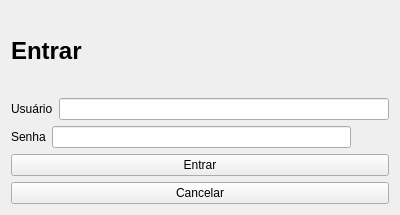
The window that clinica_cpp/janela_entrar.ui (juander/Projeto_CPP) describes before a commit, drawn with Qt 5.
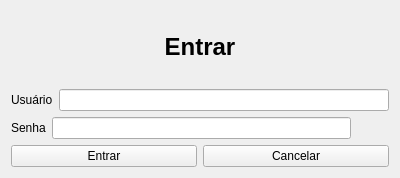
The same window after the commit. Icons and pictures are not drawn.

```diff
--- a/clinica_cpp/janela_entrar.ui
+++ b/clinica_cpp/janela_entrar.ui
@@ -7,7 +7,7 @@
     <x>0</x>
     <y>0</y>
     <width>400</width>
-    <height>215</height>
+    <height>178</height>
    </rect>
   </property>
   <property name="windowTitle">
@@ -19,23 +19,10 @@
      <item>
       <widget class="QLabel" name="label_3">
        <property name="text">
-        <string>&lt;html&gt;&lt;head/&gt;&lt;body&gt;&lt;p&gt;&lt;span style=&quot; font-size:18pt; font-weight:700;&quot;&gt;Entrar&lt;/span&gt;&lt;/p&gt;&lt;/body&gt;&lt;/html&gt;</string>
+        <string>&lt;html&gt;&lt;head/&gt;&lt;body&gt;&lt;p align=&quot;center&quot;&gt;&lt;span style=&quot; font-size:18pt; font-weight:700;&quot;&gt;Entrar&lt;/span&gt;&lt;/p&gt;&lt;/body&gt;&lt;/html&gt;</string>
        </property>
       </widget>
      </item>
-     <item>
-      <spacer name="horizontalSpacer">
-       <property name="orientation">
-        <enum>Qt::Orientation::Horizontal</enum>
-       </property>
-       <property name="sizeHint" stdset="0">
-        <size>
-         <width>40</width>
-         <height>20</height>
-        </size>
-       </property>
-      </spacer>
-     </item>
     </layout>
    </item>
    <item>
@@ -90,7 +77,7 @@
     </layout>
    </item>
    <item>
-    <layout class="QVBoxLayout" name="verticalLayout_4">
+    <layout class="QHBoxLayout" name="horizontalLayout_4">
      <item>
       <widget class="QPushButton" name="btnEnt">
        <property name="text">
```
